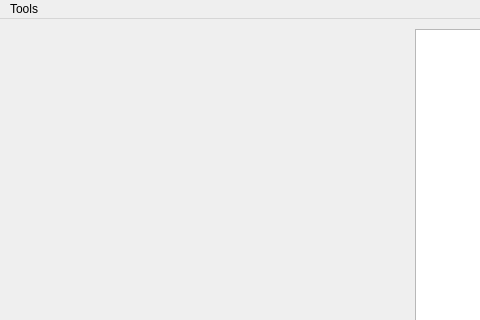
This is mainwindow.ui in JMielbrecht-Class-Projects/Lab3_CSC3220_Dialer_JMielbrecht as Qt 5 draws it before an edit; both pictures show x 0 to 480 and y 0 to 320 of the 800 by 600 pixel window. The edited form follows.
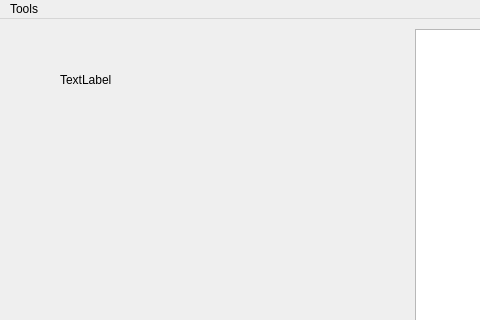
This is the edited form.

Patch:
```diff
--- a/mainwindow.ui
+++ b/mainwindow.ui
@@ -24,6 +24,19 @@
      </rect>
     </property>
    </widget>
+   <widget class="QLabel" name="label">
+    <property name="geometry">
+     <rect>
+      <x>60</x>
+      <y>40</y>
+      <width>211</width>
+      <height>41</height>
+     </rect>
+    </property>
+    <property name="text">
+     <string>TextLabel</string>
+    </property>
+   </widget>
   </widget>
   <widget class="QMenuBar" name="menubar">
    <property name="geometry">
```
